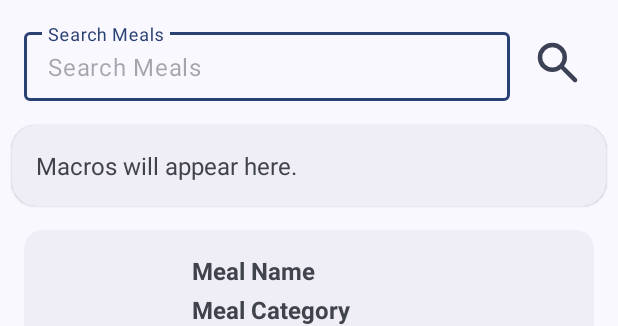
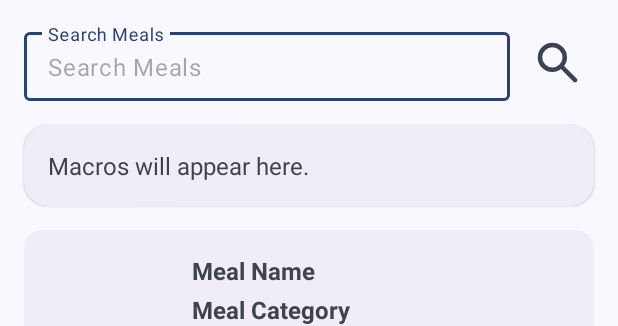
Before and after one commit to rajatt04/FitByKit, an Android app: the layout fragment_diet.xml on its own in the app's theme, with its tools: preview values and no code run, on a phone screen of 412 x 824 dp. Shown: the top 326 px of the screen. Run offline under Robolectric (Android 15) with nearby library versions, the phone set to English and light mode, and no system bars; plain views replace LoadingIndicator.

```diff
--- a/app/src/main/res/layout/fragment_diet.xml
+++ b/app/src/main/res/layout/fragment_diet.xml
@@ -11,9 +11,9 @@
         style="@style/Widget.Material3.CardView.Elevated"
         android:layout_width="match_parent"
         android:layout_height="wrap_content"
-        android:layout_marginStart="8dp"
+        android:layout_marginStart="16dp"
         android:layout_marginTop="16dp"
-        android:layout_marginEnd="8dp"
+        android:layout_marginEnd="16dp"
         android:backgroundTint="?attr/colorSurface"
         android:elevation="8dp"
         app:cardCornerRadius="16dp"
```
